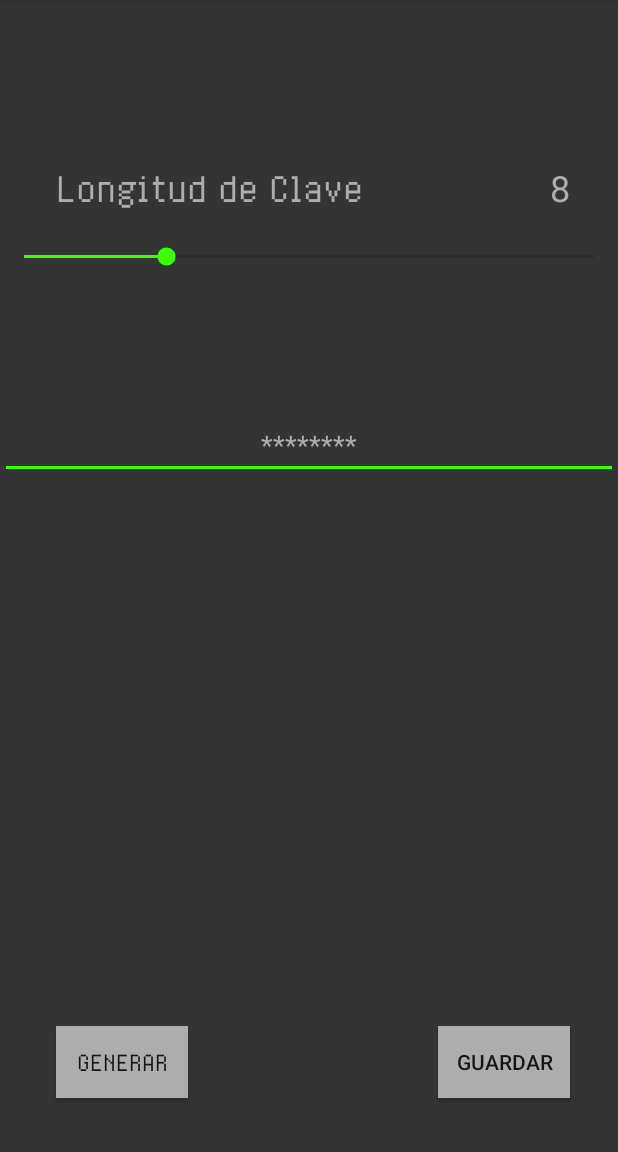
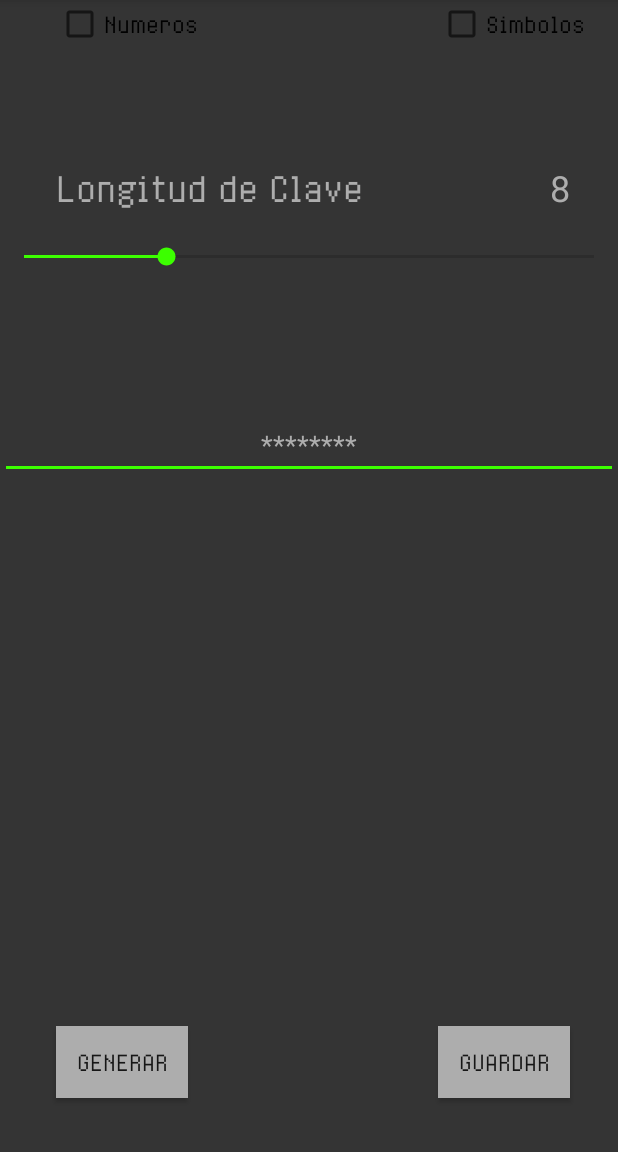
Before and after one commit to sebdeveloper6952/SimplePasswordGenerator, an Android app: the screen it shows after launch (MainActivity), on a phone screen of 412 x 824 dp, the part 84-1236 px from its top. Run offline under Robolectric (Android 15) with nearby library versions, the phone set to English and light mode, and no system bars.

Commit message:
Caracteres terminados. Desarrollar checkboxes.

```diff
--- a/SimplePasswordGenerator/app/src/main/java/sebasarriola/simplepasswordgenerator/Generator.java
+++ b/SimplePasswordGenerator/app/src/main/java/sebasarriola/simplepasswordgenerator/Generator.java
@@ -1,13 +1,21 @@
 package sebasarriola.simplepasswordgenerator;
 
+import java.util.ArrayList;
+import java.util.Arrays;
+import java.util.List;
 import java.util.Random;
 
 /**
  * Created by gaming on 4/15/2016.
  */
 public class Generator {
-    private char[] caracteres = {'a', 'b', 'c', 'd', 'e', 'f', 'g', 'h', 'i', 'j', 'k', 'l', 'm', 'n', 'o',
-            'p', 'q', 'r', 's', 't', 'u', 'v', 'w', 'x', 'y', 'z', '0', '1', '2', '3', '4', '5', '6', '7', '8', '9', '_' , '-'};
+
+    private String[] letras = {"a", "b","c", "d", "e", "f", "g", "h","i","j","k","l","m","n","o",
+            "p","q","r","s","t","u","v","w","x","y","z"};
+    private String[] numeros = {"0","1","2","3","4","5","6","7","8","9"};
+    private String[] simbolos = {"!","#","$","%","^","*","-","_"};
+
+
     public int longitudDeClave;
 
     public Generator(int longitud)
@@ -15,16 +23,32 @@ public class Generator {
         longitudDeClave = longitud;
     }
 
-    public String GenerarClave(int longitud)
+    public String GenerarClave(int longitud, boolean numerosIncluidos, boolean simbolosIncluidos)
     {
         longitudDeClave = longitud;
         String clave = "";
-        char caracter;
+        String caracter;
         Random rand = new Random();
+        List<String> caracteres = new ArrayList<String>(); // crear lista que contendra los caracteres especificados
+        caracteres.addAll(Arrays.asList(letras)); // agregar letras a la lista
 
-        for(int i = 0; i < longitudDeClave; i++)
+        if (numerosIncluidos == true && simbolosIncluidos == true) // ambas opciones, numeros y simbolos, selecccionadas
         {
-            caracter = caracteres[rand.nextInt(caracteres.length -1)];
+            caracteres.addAll(Arrays.asList(numeros));
+            caracteres.addAll(Arrays.asList(simbolos));
+        }
+        else if(simbolosIncluidos == true) // solo simbolos seleccionados
+        {
+            caracteres.addAll(Arrays.asList(simbolos));
+        }
+        else if(numerosIncluidos == true)
+        {
+            caracteres.addAll(Arrays.asList(numeros));
+        }
+
+        for(int i = 0; i < longitudDeClave; i++) // construir la clave
+        {
+            caracter = caracteres.get(rand.nextInt(caracteres.size() - 1));
             clave += caracter;
         }
         return clave;
--- a/SimplePasswordGenerator/app/src/main/java/sebasarriola/simplepasswordgenerator/MainActivity.java
+++ b/SimplePasswordGenerator/app/src/main/java/sebasarriola/simplepasswordgenerator/MainActivity.java
@@ -8,6 +8,7 @@ import android.widget.Button;
 import android.widget.PopupWindow;
 import android.widget.TextView;
 import android.widget.SeekBar;
+import android.widget.CheckBox;
 import android.widget.EditText;
 import android.graphics.Typeface;
 
@@ -29,11 +30,21 @@ public class MainActivity extends AppCompatActivity {
         final Generator gen = new Generator(0);
 
         // crear boton de generar
-        Button generateButton = (Button)findViewById(R.id.botonGenerar);
-        generateButton.setTypeface(face);
+        Button botonGenerar = (Button)findViewById(R.id.botonGenerar);
+        botonGenerar.setTypeface(face);
+
+        // crear boton de guardar
+        Button botonGuardar = (Button)findViewById(R.id.botonGuardar);
+        botonGuardar.setTypeface(face);
 
         // crear la barra que sirve para especificar la longitud de clave
         final SeekBar barraLongitud = (SeekBar)findViewById(R.id.barraLongitud);
+
+        // crear checkboxes
+        CheckBox numCheckbox = (CheckBox)findViewById(R.id.numCheckbox);
+        numCheckbox.setTypeface(face);
+        CheckBox simCheckbox = (CheckBox)findViewById(R.id.simCheckbox);
+        simCheckbox.setTypeface(face);
 
         // creara la pantalla donde se visualiza el valor de la longitud
         final TextView pantallaLongitud = (TextView)findViewById(R.id.pantallaLongitud);
@@ -64,16 +75,19 @@ public class MainActivity extends AppCompatActivity {
 
 
         // crear event listener para el click en el boton de generar
-        generateButton.setOnClickListener(
+        botonGenerar.setOnClickListener(
                 new Button.OnClickListener()
                 {
                     public void onClick(View v)
                     {
                         TextView outputScreen = (TextView)findViewById(R.id.pantallaClave);
                         outputScreen.setTypeface(face);
-                        outputScreen.setText(gen.GenerarClave(barraLongitud.getProgress() + 8));
+                        outputScreen.setText(gen.GenerarClave(barraLongitud.getProgress() + 8, false, true));
                     }
                 }
         );
     }
+
+    // crear event listeners para las checkboxes
+
 }
--- a/SimplePasswordGenerator/app/src/main/res/layout/activity_main.xml
+++ b/SimplePasswordGenerator/app/src/main/res/layout/activity_main.xml
@@ -73,5 +73,22 @@
         android:layout_below="@+id/barraLongitud"
         android:text="@string/pantallaClaveDefault"
         android:textColor="#adadad"
-        android:textAlignment="center" />
+        android:textAlignment="center"
+        android:editable="true" />
+
+    <CheckBox
+        android:layout_width="wrap_content"
+        android:layout_height="wrap_content"
+        android:text="@string/numCheckbox"
+        android:id="@+id/numCheckbox"
+        android:layout_alignParentTop="false"
+        android:layout_alignStart="@id/botonGenerar" />
+
+    <CheckBox
+        android:layout_width="wrap_content"
+        android:layout_height="wrap_content"
+        android:text="@string/simCheckbox"
+        android:id="@+id/simCheckbox"
+        android:layout_alignParentTop="false"
+        android:layout_alignStart="@id/botonGuardar" />
 </RelativeLayout>
--- a/SimplePasswordGenerator/app/src/main/res/values/strings.xml
+++ b/SimplePasswordGenerator/app/src/main/res/values/strings.xml
@@ -7,4 +7,6 @@
     <string name="tituloSplashScreen">splashScreen</string>
     <string name="textoSplash">Simple Password Generator</string>
     <string name="botonGuardar">Guardar</string>
+    <string name="numCheckbox">Numeros</string>
+    <string name="simCheckbox">Simbolos</string>
 </resources>
```
